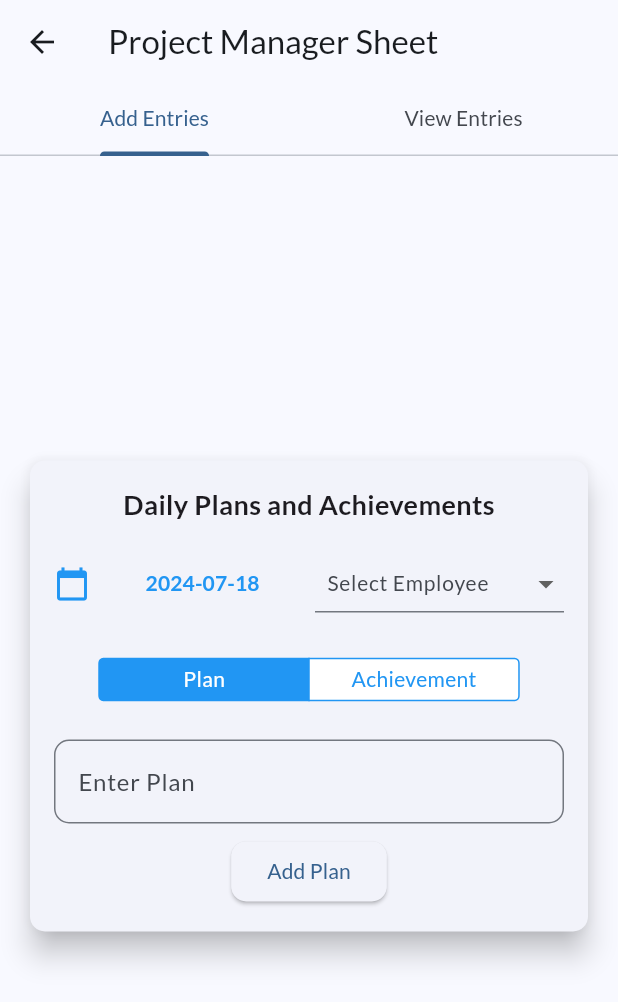
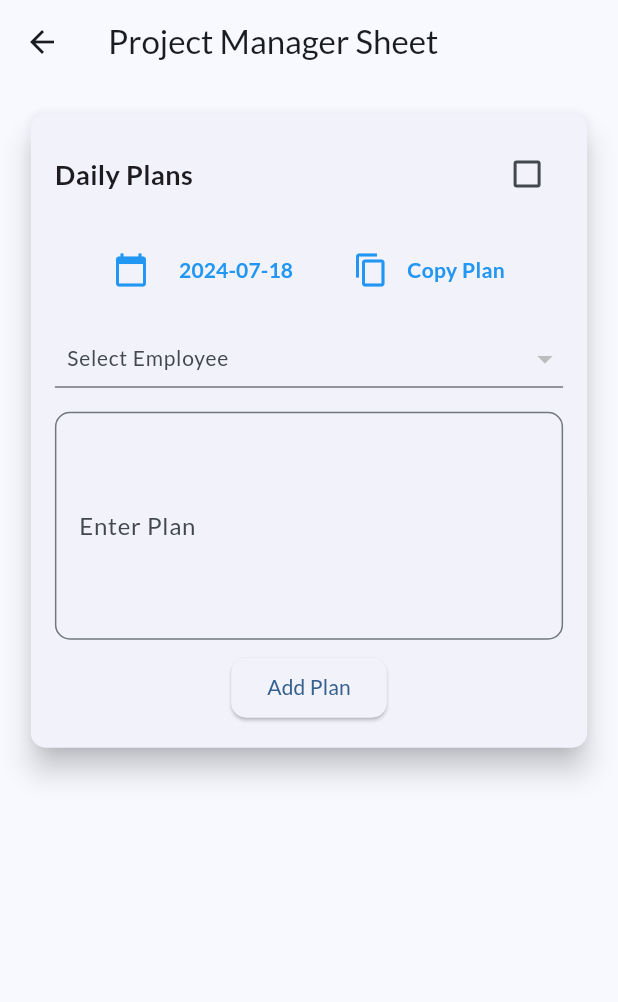
Before and after one commit to DarshanWakurde7/BMS, a Flutter app: the ProjectManagerSheet screen opened directly, after a tap on "Add Plan", on a phone screen of 412 x 824 dp. Shown: the top 1002 px of the screen. Run offline on Flutter 3.47's test engine with Material 3 defaults, Android fonts, the phone set to English and light mode, and no system bars; our stand-ins replace connectivity_plus, file_picker, flutter_expandable_fab, geolocator, get, getwidget and 7 more; missing offline and left inert: flutter_pdfview, flutter_quill, maps_toolkit, qr_code_scanner; accounts and stored records are empty; network calls fail; project files that could hold a hidden picture were left out.

Commit message:
Latest commit

```diff
--- a/lib/ApiCalls/apiCalls.dart
+++ b/lib/ApiCalls/apiCalls.dart
@@ -1168,4 +1168,49 @@ class ApiCalls {
       throw Exception('Failed to load projects');
     }
   }
+
+  static Future<List<Map<String, dynamic>>> fetchEmployees(
+      String accountId) async {
+    final response = await http.post(
+      Uri.parse(
+          'https://pw-bms-dev.portalwiz.in/laravelapi/public/api/fetch_account_employee'),
+      headers: <String, String>{
+        'Content-Type': 'application/json; charset=UTF-8',
+      },
+      body: jsonEncode(<String, String>{
+        'account_id': accountId,
+      }),
+    );
+
+    if (response.statusCode == 200) {
+      List<dynamic> data = jsonDecode(response.body);
+      List<Map<String, dynamic>> employees = [];
+      data.forEach((employee) {
+        employees.add({
+          'first_name': employee['first_name'],
+          'last_name': employee['last_name'],
+          'user_id': employee['user_id'],
+        });
+      });
+      return employees;
+    } else {
+      throw Exception('Failed to fetch employees');
+    }
+  }
+
+  static Future<bool> addDailyPlan(Map<String, dynamic> planData) async {
+    final response = await http.post(
+      Uri.parse(
+          'https://pw-bms-dev.portalwiz.in/laravelapi/public/api/add_daily_plan'),
+      headers: {"Content-Type": "application/json"},
+      body: json.encode(planData),
+    );
+
+    if (response.statusCode == 200) {
+      final responseBody = json.decode(response.body);
+      return responseBody['success'];
+    } else {
+      throw Exception('Failed to insert data');
+    }
+  }
 }
--- a/lib/Screens/AttendenceReport.dart
+++ b/lib/Screens/AttendenceReport.dart
@@ -68,7 +68,7 @@ class _AttendanceScreenState extends State<AttendanceScreen> {
         final data = jsonDecode(response.body);
         if (data['status'] == 'success') {
           List<AttendanceRecord> records =
-              _processAttendanceData(data['attendance'], data['total_hours']);
+              _processAttendanceData(data['attendance']);
           setState(() {
             attendanceRecords = records;
           });
@@ -93,8 +93,7 @@ class _AttendanceScreenState extends State<AttendanceScreen> {
     }
   }
 
-  List<AttendanceRecord> _processAttendanceData(
-      List<dynamic> attendanceData, double totalHours) {
+  List<AttendanceRecord> _processAttendanceData(List<dynamic> attendanceData) {
     final firstDayOfMonth = DateTime(currentDate.year, currentDate.month, 1);
     final lastDayOfMonth = DateTime(currentDate.year, currentDate.month + 1, 0);
 
@@ -107,13 +106,16 @@ class _AttendanceScreenState extends State<AttendanceScreen> {
           : null;
 
       int day = checkInTime.day;
+      double totalHours = checkOutTime != null
+          ? (checkOutTime.difference(checkInTime).inMinutes / 60).toDouble()
+          : 0.0;
+
       recordsMap[day] = AttendanceRecord(
         day: DateFormat('d').format(checkInTime),
         weekday: DateFormat('EEE').format(checkInTime).toUpperCase(),
         punchIn: _formatToIST(checkInTime),
         punchOut: checkOutTime != null ? _formatToIST(checkOutTime) : '',
-        totalHours:
-            checkOutTime != null ? '${totalHours.toStringAsFixed(2)}h' : '',
+        totalHours: totalHours.toStringAsFixed(2) + 'h',
       );
     }
 
--- a/lib/Screens/Pmsheet.dart
+++ b/lib/Screens/Pmsheet.dart
@@ -1,30 +1,83 @@
+import 'package:bms/ApiCalls/apiCalls.dart';
 import 'package:flutter/material.dart';
-import 'package:flutter/cupertino.dart';
+import 'package:http/http.dart' as http;
+import 'dart:convert';
+
+void main() {
+  runApp(MaterialApp(
+    home: ProjectManagerSheet(),
+  ));
+}
 
 class ProjectManagerSheet extends StatefulWidget {
   @override
   _ProjectManagerSheetState createState() => _ProjectManagerSheetState();
 }
 
-class _ProjectManagerSheetState extends State<ProjectManagerSheet>
-    with SingleTickerProviderStateMixin {
+class _ProjectManagerSheetState extends State<ProjectManagerSheet> {
   DateTime _selectedDate = DateTime.now();
   String? _selectedEmployee;
   TextEditingController _entryController = TextEditingController();
-  List<Map<String, dynamic>> _entries = [];
-  String _entryType = 'Plan';
-
-  late TabController _tabController;
+  bool _isPlanCompleted = false;
+  List<Map<String, dynamic>> _employeeList = [];
 
   @override
   void initState() {
     super.initState();
-    _tabController = TabController(length: 2, vsync: this);
+    fetchEmployees();
+  }
+
+  void fetchEmployees() async {
+    try {
+      List<Map<String, dynamic>> employees =
+          await ApiCalls.fetchEmployees('1100');
+      setState(() {
+        _employeeList = employees;
+      });
+    } catch (e) {
+      print('Error fetching employees: $e');
+    }
+  }
+
+  Future<void> addDailyPlan() async {
+    if (_selectedEmployee == null || _entryController.text.isEmpty) {
+      return;
+    }
+
+    final selectedEmployee = _employeeList.firstWhere((employee) =>
+        employee['first_name'] + ' ' + employee['last_name'] ==
+        _selectedEmployee);
+
+    final requestBody = {
+      "plan_date": _selectedDate.toIso8601String().split('T')[0],
+      "user_id": selectedEmployee['user_id'].toString(),
+      "user_name": _selectedEmployee,
+      "plan_name": _entryController.text,
+      "achievements": "",
+      "comments": "",
+    };
+
+    try {
+      bool success = await ApiCalls.addDailyPlan(requestBody);
+      if (success) {
+        ScaffoldMessenger.of(context).showSnackBar(
+          SnackBar(content: Text('Data inserted successfully.')),
+        );
+        _entryController.clear();
+      } else {
+        ScaffoldMessenger.of(context).showSnackBar(
+          SnackBar(content: Text('Failed to insert data.')),
+        );
+      }
+    } catch (e) {
+      ScaffoldMessenger.of(context).showSnackBar(
+        SnackBar(content: Text('Failed to insert data: $e')),
+      );
+    }
   }
 
   @override
   void dispose() {
-    _tabController.dispose();
     _entryController.dispose();
     super.dispose();
   }
@@ -34,53 +87,54 @@ class _ProjectManagerSheetState extends State<ProjectManagerSheet>
     return Scaffold(
       appBar: AppBar(
         title: Text('Project Manager Sheet'),
-        bottom: TabBar(
-          controller: _tabController,
-          tabs: [
-            Tab(text: 'Add Entries'),
-            Tab(text: 'View Entries'),
-          ],
       ),
-      ),
-      body: TabBarView(
-        controller: _tabController,
-        children: [
-          Padding(
+      body: SingleChildScrollView(
+        child: Center(
+          child: Padding(
             padding: const EdgeInsets.all(16.0),
-            child: Center(
-              child: SingleChildScrollView(
             child: Card(
               elevation: 8.0,
               shape: RoundedRectangleBorder(
                 borderRadius: BorderRadius.circular(10.0),
               ),
-                  child: Padding(
+              child: Container(
+                width: MediaQuery.of(context).size.width * 0.9,
                 padding: const EdgeInsets.all(16.0),
                 child: Column(
+                  crossAxisAlignment: CrossAxisAlignment.center,
+                  mainAxisSize: MainAxisSize.min,
+                  children: [
+                    // Daily Plans Row
+                    Row(
+                      mainAxisAlignment: MainAxisAlignment.spaceBetween,
                       children: [
                         Text(
-                          'Daily Plans and Achievements',
+                          'Daily Plans',
                           style: TextStyle(
                             fontSize: 18.0,
                             fontWeight: FontWeight.bold,
                           ),
                         ),
+                        Checkbox(
+                          value: _isPlanCompleted,
+                          onChanged: (bool? value) {
+                            setState(() {
+                              _isPlanCompleted = value ?? false;
+                            });
+                          },
+                        ),
+                      ],
+                    ),
                     SizedBox(height: 16.0),
-
+                    // Date Picker Row
                     Row(
+                      mainAxisAlignment: MainAxisAlignment.center,
                       children: [
-                            Expanded(
-                              flex: 1,
-                              child: Row(
-                                children: [
-                                  Icon(Icons.calendar_today,
-                                      color: Colors.blue),
+                        Icon(Icons.calendar_today, color: Colors.blue),
                         SizedBox(width: 8.0),
-                                  Expanded(
-                                    child: TextButton(
+                        TextButton(
                           onPressed: () async {
-                                        DateTime? pickedDate =
-                                            await showDatePicker(
+                            DateTime? pickedDate = await showDatePicker(
                               context: context,
                               initialDate: _selectedDate,
                               firstDate: DateTime(2000),
@@ -93,20 +147,35 @@ class _ProjectManagerSheetState extends State<ProjectManagerSheet>
                               });
                           },
                           child: Text(
-                                        "${_selectedDate.toLocal()}"
-                                            .split(' ')[0],
+                            "${_selectedDate.toLocal()}".split(' ')[0],
                             style: TextStyle(
                               color: Colors.blue,
-                                            fontWeight: FontWeight.bold),
+                              fontWeight: FontWeight.bold,
                             ),
+                          ),
+                        ),
+                        SizedBox(width: 16.0),
+                        IconButton(
+                          icon: Icon(Icons.copy, color: Colors.blue),
+                          onPressed: () {
+                            // Implement your copy plan logic here
+                          },
+                        ),
+                        Text(
+                          'Copy Plan',
+                          style: TextStyle(
+                            color: Colors.blue,
+                            fontWeight: FontWeight.bold,
                           ),
                         ),
                       ],
                     ),
-                            ),
-                            SizedBox(width: 8.0),
+                    SizedBox(height: 16.0),
+                    // Dropdown Row
+                    Row(
+                      mainAxisAlignment: MainAxisAlignment.center,
+                      children: [
                         Expanded(
-                              flex: 1,
                           child: DropdownButtonFormField<String>(
                             decoration: InputDecoration(
                               labelText: 'Select Employee',
@@ -121,15 +190,15 @@ class _ProjectManagerSheetState extends State<ProjectManagerSheet>
                                 _selectedEmployee = newValue!;
                               });
                             },
-                                items: <String>[
-                                  'Employee 1',
-                                  'Employee 2',
-                                  'Employee 3'
-                                ].map<DropdownMenuItem<String>>((String value) {
+                            items: _employeeList.map((employee) {
                               return DropdownMenuItem<String>(
-                                    value: value,
+                                value: employee['first_name'] +
+                                    ' ' +
+                                    employee['last_name'],
                                 child: Text(
-                                      value,
+                                  employee['first_name'] +
+                                      ' ' +
+                                      employee['last_name'],
                                   overflow: TextOverflow.ellipsis,
                                 ),
                               );
@@ -139,38 +208,13 @@ class _ProjectManagerSheetState extends State<ProjectManagerSheet>
                       ],
                     ),
                     SizedBox(height: 16.0),
-                        // Entry Type Selector
-                        SizedBox(
-                          width: double.infinity,
-                          child: Container(
-                            padding: EdgeInsets.symmetric(horizontal: 20.0),
-                            child: CupertinoSegmentedControl<String>(
-                              children: {
-                                'Plan': Text('Plan'),
-                                'Achievement': Text('Achievement'),
-                              },
-                              groupValue: _entryType,
-                              onValueChanged: (String value) {
-                                setState(() {
-                                  _entryType = value;
-                                });
-                              },
-                              borderColor: Colors.blue,
-                              selectedColor: Colors.blue,
-                              unselectedColor: Colors.white,
-                              pressedColor: Colors.blueAccent,
-                              padding: EdgeInsets.all(10.0),
-                            ),
-                          ),
-                        ),
-                        SizedBox(height: 16.0),
                     // Entry Field
                     TextFormField(
                       controller: _entryController,
-                          minLines: _entryType == 'Achievement' ? 5 : 1,
-                          maxLines: _entryType == 'Achievement' ? 10 : 1,
+                      minLines: 5,
+                      maxLines: 10,
                       decoration: InputDecoration(
-                            labelText: 'Enter ${_entryType}',
+                        labelText: 'Enter Plan',
                         border: OutlineInputBorder(
                           borderRadius: BorderRadius.circular(10.0),
                         ),
@@ -178,21 +222,8 @@ class _ProjectManagerSheetState extends State<ProjectManagerSheet>
                     ),
                     SizedBox(height: 8.0),
                     ElevatedButton(
-                          onPressed: () {
-                            if (_selectedEmployee != null &&
-                                _entryController.text.isNotEmpty) {
-                              setState(() {
-                                _entries.add({
-                                  'type': _entryType,
-                                  'employee': _selectedEmployee!,
-                                  'entry': _entryController.text,
-                                  'date': _selectedDate
-                                });
-                                _entryController.clear();
-                              });
-                            }
-                          },
-                          child: Text('Add ${_entryType}'),
+                      onPressed: addDailyPlan,
+                      child: Text('Add Plan'),
                       style: ElevatedButton.styleFrom(
                         shape: RoundedRectangleBorder(
                           borderRadius: BorderRadius.circular(10.0),
@@ -206,74 +237,6 @@ class _ProjectManagerSheetState extends State<ProjectManagerSheet>
           ),
         ),
       ),
-          Padding(
-            padding: const EdgeInsets.all(16.0),
-            child: Center(
-              child: Card(
-                elevation: 8.0,
-                shape: RoundedRectangleBorder(
-                  borderRadius: BorderRadius.circular(10.0),
-                ),
-                child: Padding(
-                  padding: const EdgeInsets.all(16.0),
-                  child: Column(
-                    children: [
-                      Text(
-                        'View Entries',
-                        style: TextStyle(
-                          fontSize: 18.0,
-                          fontWeight: FontWeight.bold,
-                        ),
-                      ),
-                      SizedBox(height: 16.0),
-                      Expanded(
-                        child: ListView(
-                          children: _groupedEntries().entries.map((entry) {
-                            return Card(
-                              margin: EdgeInsets.symmetric(vertical: 8.0),
-                              child: ListTile(
-                                title: Text('${entry.key}'),
-                                subtitle: Column(
-                                  crossAxisAlignment: CrossAxisAlignment.start,
-                                  children: entry.value.map((e) {
-                                    return Text('${e['type']}: ${e['entry']}');
-                                  }).toList(),
-                                ),
-                              ),
-                            );
-                          }).toList(),
-                        ),
-                      ),
-                    ],
-                  ),
-                ),
-              ),
-            ),
-          ),
-        ],
-      ),
     );
   }
-
-  Map<String, List<Map<String, dynamic>>> _groupedEntries() {
-    Map<String, List<Map<String, dynamic>>> groupedEntries = {};
-
-    for (var entry in _entries) {
-      String key =
-          '${entry['employee']} - ${entry['date'].toString().split(' ')[0]}';
-      if (groupedEntries.containsKey(key)) {
-        groupedEntries[key]!.add(entry);
-      } else {
-        groupedEntries[key] = [entry];
 }
-    }
-
-    return groupedEntries;
-  }
-}
-
-void main() {
-  runApp(MaterialApp(
-    home: ProjectManagerSheet(),
-  ));
-}
```
Lines whose indentation alone changed are shown as unchanged.
